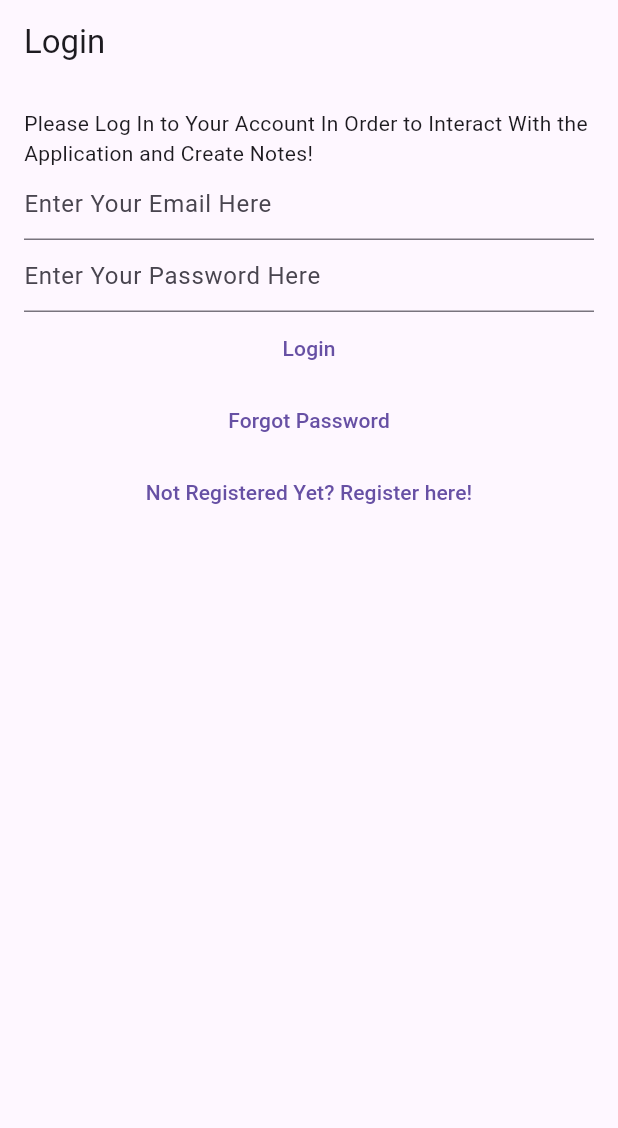
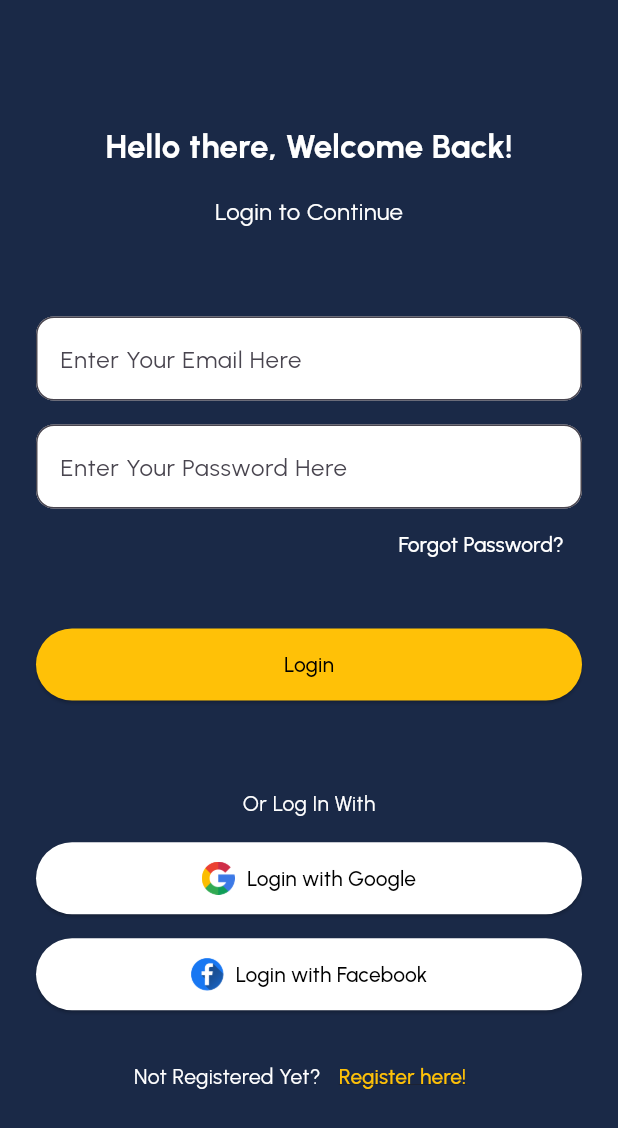
Before and after one commit to koomedenis40/NoteBook, a Flutter app: the screen it shows after launch, on a phone screen of 412 x 824 dp. Shown: the top 1128 px of the screen. Run offline on Flutter 3.47's test engine with Material 3 defaults, Android fonts, the phone set to English and light mode, and no system bars; our stand-ins replace bloc, cloud_firestore, equatable, firebase_auth, firebase_core, flutter_bloc and 1 more; accounts and stored records are empty; generated files the repository leaves out were written again.

Commit message:
Improving my notes Login Page

```diff
--- a/lib/l10n/intl_en.arb
+++ b/lib/l10n/intl_en.arb
@@ -10,6 +10,9 @@
     "verify_email": "Verify Email",
     "register": "Register",
     "restart": "Restart",
+    "login_header": "Hello there, Welcome Back!",
+    "login_message": "Login to Continue",
+    "sign_in_with": "Or Log In With",
 
     "start_typing_your_note": "Start Typing Your Note",
     "delete_note_prompt": "Are You Sure You Want to Delete This Note?",
@@ -26,7 +29,7 @@
 
     "login_view_prompt": "Please Log In to Your Account In Order to Interact With the Application and Create Notes!",
 
-    "login_view_forgot_password": "Forgot Password",
+    "login_view_forgot_password": "Forgot Password?",
     "login_view_not_registered_yet": "Not Registered Yet? Register here!",
 
     "email_text_field_placeholder": "Enter Your Email Here",
--- a/lib/main.dart
+++ b/lib/main.dart
@@ -6,6 +6,7 @@ import 'package:mynotes/services/auth/bloc/auth_bloc.dart';
 import 'package:mynotes/services/auth/bloc/auth_event.dart';
 import 'package:mynotes/services/auth/bloc/auth_state.dart';
 import 'package:mynotes/services/auth/firebase_auth_provider.dart';
+import 'package:mynotes/stlyes/app_colors.dart';
 import 'package:mynotes/views/forgot_password_view.dart';
 import 'package:mynotes/views/login_view.dart';
 import 'package:mynotes/views/notes/create_update_note_view.dart';
@@ -24,7 +25,8 @@ void main() {
       title: 'Flutter Demo',
       debugShowCheckedModeBanner: false,
       theme: ThemeData(
-        primarySwatch: Colors.blue,
+        fontFamily: 'Urbanist',
+        scaffoldBackgroundColor: AppColors.background
       ),
       home: BlocProvider<AuthBloc>(
         create: (context) => AuthBloc(FirebaseAuthProvider()),
--- /dev/null
+++ b/lib/stlyes/app_colors.dart
@@ -0,0 +1,14 @@
+import 'package:flutter/material.dart';
+
+
+class AppColors {
+  static const primary = Color(0xffFBD512);
+  static const font = Color(0xffD8D8D8);
+  static const font2 = Color(0xff373737);
+  static const disableFont = Color(0xffA7A7A7);
+  static const disableButton = Color(0xff303030);
+  static const background = Color(0xff1A2947);
+  static const black = Color(0xff000000);
+  static const white = Color(0xffffffff);
+  static final fieldColor = const Color(0xFFD9D9D9).withOpacity(0.6);
+}
--- a/lib/views/login_view.dart
+++ b/lib/views/login_view.dart
@@ -27,7 +27,6 @@ class _LoginViewState extends State<LoginView> {
 
   @override
   void dispose() {
-
     _email.dispose();
     _password.dispose();
     super.dispose();
@@ -39,33 +38,48 @@ class _LoginViewState extends State<LoginView> {
       listener: (context, state) async {
         if (state is AuthStateLoggedOut) {
           if (state.exception is UserNotFoundAuthException) {
-            await showErrorDialog(
-              context,
-              context.loc.login_error_cannot_find_user,
-            );
+            await showErrorDialog(context, context.loc.login_error_cannot_find_user);
           } else if (state.exception is WrongPasswordAuthException) {
-            await showErrorDialog(
-              context,
-              context.loc.login_error_wrong_credentials,
-            );
+            await showErrorDialog(context, context.loc.login_error_wrong_credentials);
           } else if (state.exception is GenericAuthException) {
-            await showErrorDialog(
-              context,
-              context.loc.login_error_auth_error,
-            );
+            await showErrorDialog(context, context.loc.login_error_auth_error);
           }
         }
       },
       child: Scaffold(
-        appBar: AppBar(
-          title: Text(context.loc.login),
-        ),
-        body: Padding(
-          padding: const EdgeInsets.all(16.0),
-          child: SingleChildScrollView(
+        backgroundColor: Theme.of(context).scaffoldBackgroundColor, // Ensure consistent background
+        body: SingleChildScrollView(
+          child: SizedBox(
+            height: MediaQuery.of(context).size.height, // Make it full screen
+            child: Padding(
+              padding: const EdgeInsets.all(24),
               child: Column(
                 children: [
-                Text(context.loc.login_view_prompt),
+                  const Spacer(),
+
+                  // **Hello There, Welcome Back**
+                   Text(
+                    context.loc.login_header,
+                    style: TextStyle(
+                      color: Colors.white,
+                      fontSize: 22,
+                      fontWeight: FontWeight.bold,
+                    ),
+                  ),
+                  const SizedBox(height: 16),
+
+                  // **Login to Continue**
+                   Text(
+                    context.loc.login_message,
+                    style: TextStyle(
+                      color: Colors.white,
+                      fontSize: 16,
+                    ),
+                  ),
+
+                  const Spacer(),
+
+                  // **Email Input**
                   TextField(
                     controller: _email,
                     enableSuggestions: false,
@@ -73,8 +87,15 @@ class _LoginViewState extends State<LoginView> {
                     keyboardType: TextInputType.emailAddress,
                     decoration: InputDecoration(
                       hintText: context.loc.email_text_field_placeholder,
+                      border: OutlineInputBorder(borderRadius: BorderRadius.circular(12)),
+                      filled: true,
+                      fillColor: Colors.white.withValues(), // Same opacity effect
                     ),
                   ),
+
+                  const SizedBox(height: 16),
+
+                  // **Password Input**
                   TextField(
                     controller: _password,
                     obscureText: true,
@@ -82,42 +103,134 @@ class _LoginViewState extends State<LoginView> {
                     autocorrect: false,
                     decoration: InputDecoration(
                       hintText: context.loc.password_text_field_placeholder,
+                      border: OutlineInputBorder(borderRadius: BorderRadius.circular(12)),
+                      filled: true,
+                      fillColor: Colors.white.withValues(),
                     ),
                   ),
-                TextButton(
+
+                  // **Forgot Password**
+                  Align(
+                    alignment: Alignment.centerRight,
+                    child: TextButton(
+                      onPressed: () {
+                        context.read<AuthBloc>().add(const AuthEventForgotPassword());
+                      },
+                      style: TextButton.styleFrom(foregroundColor: Colors.white),
+                      child: Text(context.loc.login_view_forgot_password),
+                    ),
+                  ),
+
+                  const SizedBox(height: 32),
+
+                  // **Login Button**
+                  SizedBox(
+                    height: 48,
+                    width: double.infinity,
+                    child: ElevatedButton(
                       onPressed: () async {
                         final email = _email.text;
                         final password = _password.text;
-                    context.read<AuthBloc>().add(
-                          AuthEventLogIn(
-                            email,
-                            password,
+                        context.read<AuthBloc>().add(AuthEventLogIn(email, password));
+                      },
+                      style: ElevatedButton.styleFrom(
+                        backgroundColor: Colors.amber,
+                        foregroundColor: Colors.black,
                       ),
-                        );
+                      child: Text(context.loc.login),
+                    ),
+                  ),
+
+                  const Spacer(),
+
+                  // **Or Sign In With**
+                  Text(
+                    context.loc.sign_in_with,
+                    style: TextStyle(color: Colors.white),
+                  ),
+
+                  const SizedBox(height: 16),
+
+                  // **Google Login Button**
+                  SizedBox(
+                    height: 48,
+                    child: ElevatedButton(
+                      onPressed: () {
+                        print("Google is clicked");
                       },
-                  child: Text(context.loc.login),
+                      style: ElevatedButton.styleFrom(
+                        backgroundColor: Colors.white,
+                        foregroundColor: Colors.black,
+                        shape: RoundedRectangleBorder(borderRadius: BorderRadius.circular(40)),
+                      ),
+                      child: Row(
+                        mainAxisAlignment: MainAxisAlignment.center,
+                        children: [
+                          Image.asset(
+                            'assets/images/google.png',
+                            width: 22,
+                            height: 22,
+                          ),
+                          const SizedBox(width: 8),
+                          const Text("Login with Google"),
+                        ],
+                      ),
+                    ),
+                  ),
+
+                  const SizedBox(height: 16),
+
+                  // **Facebook Login Button**
+                  SizedBox(
+                    height: 48,
+                    child: ElevatedButton(
+                      onPressed: () {},
+                      style: ElevatedButton.styleFrom(
+                        backgroundColor: Colors.white,
+                        foregroundColor: Colors.black,
+                        shape: RoundedRectangleBorder(borderRadius: BorderRadius.circular(40)),
+                      ),
+                      child: Row(
+                        mainAxisAlignment: MainAxisAlignment.center,
+                        children: [
+                          Image.asset(
+                            'assets/images/facebook.png',
+                            width: 22,
+                            height: 22,
+                          ),
+                          const SizedBox(width: 8),
+                          const Text("Login with Facebook"),
+                        ],
+                      ),
+                    ),
+                  ),
+
+                  const SizedBox(height: 20),
+
+                  // **Not Registered Yet? Sign Up**
+                  Row(
+                    mainAxisAlignment: MainAxisAlignment.center,
+                    children: [
+                      const Text(
+                        "Not Registered Yet?",
+                        style: TextStyle(color: Colors.white),
                       ),
                       TextButton(
                         onPressed: () {
-                    context.read<AuthBloc>().add(
-                          const AuthEventForgotPassword(),
-                        );
+                          context.read<AuthBloc>().add(const AuthEventShouldRegister());
                         },
-                  child: Text(
-                    context.loc.login_view_forgot_password,
+                        style: TextButton.styleFrom(foregroundColor: Colors.amber),
+                        child: const Text(
+                          "Register here!",
+                          style: TextStyle(decoration: TextDecoration.underline),
                         ),
                       ),
-                TextButton(
-                  onPressed: () {
-                    context.read<AuthBloc>().add(
-                          const AuthEventShouldRegister(),
-                        );
-                  },
-                  child: Text(
-                    context.loc.login_view_not_registered_yet,
+                    ],
                   ),
-                )
+
+                  const Spacer(),
                 ],
+              ),
             ),
           ),
         ),
--- a/lib/views/register_view.dart
+++ b/lib/views/register_view.dart
@@ -93,7 +93,7 @@ class _RegisterViewState extends State<RegisterView> {
                 Center(
                   child: Column(
                     children: [
-                      TextButton(
+                      ElevatedButton(
                         onPressed: () async {
                           final email = _email.text;
                           final password = _password.text;
```
Also changed, not shown: pubspec.yaml (+20 -15 lines), assets/fonts/Urbanist-Black.ttf (added), assets/fonts/Urbanist-Bold.ttf (added), assets/fonts/Urbanist-ExtraBold.ttf (added), assets/fonts/Urbanist-Light.ttf (added), assets/fonts/Urbanist-Medium.ttf (added), assets/fonts/Urbanist-Regular.ttf (added), assets/fonts/Urbanist-SemiBold.ttf (added), assets/images/facebook.png (added), assets/images/google.png (added). Lines whose indentation alone changed are shown as unchanged.
